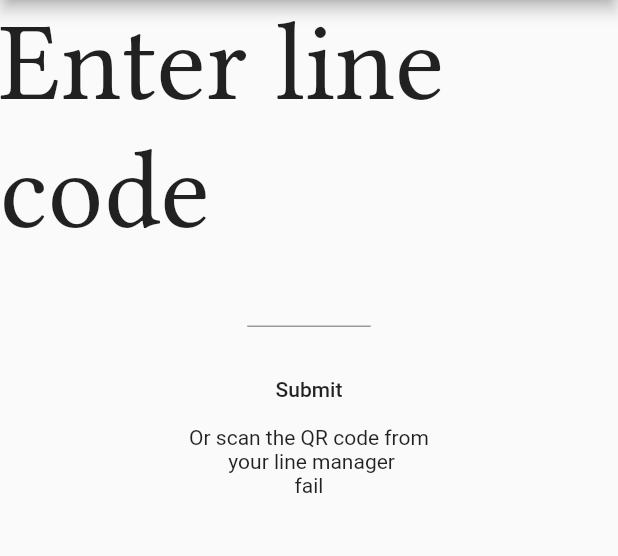
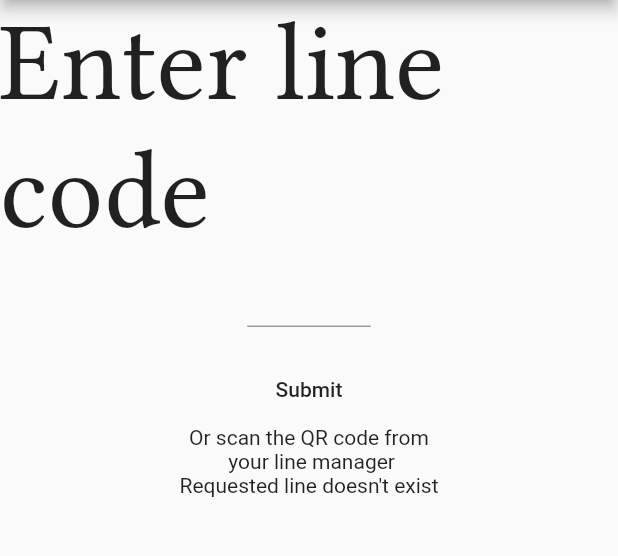
Before and after one commit to harryhannum/noline, a Flutter app: the JoinLine screen opened by its route, after a tap on "Submit", on a phone screen of 412 x 824 dp, the part 84-640 px from its top. Run offline on Flutter 3.47's test engine with Material 2 defaults, Android fonts, the phone set to English and light mode, and no system bars; our stand-ins replace cloud_firestore, firebase_core, pinput; missing offline and left inert: dart:html; accounts and stored records are empty.

Commit message:
Added Adding Document In Firestore Adapter And Implemented User Getting In Line

```diff
--- a/lib/client/clientMain.dart
+++ b/lib/client/clientMain.dart
@@ -3,6 +3,7 @@ import 'package:flutter/material.dart';
 import 'package:noLine/NoLineTextField.dart';
 import 'package:noLine/firestore_adapter.dart';
 import 'package:noLine/main.dart';
+import 'package:noLine/utils/cookie_manager.dart';
 
 class JoinLine extends StatefulWidget {
   @override
@@ -14,26 +15,48 @@ class _JoinLineState extends State<JoinLine> {
   final textController = TextEditingController();
   final firestoreAdapter = FirestoreAdapter();
 
-  String text = "loading";
+  String text = "";
 
   void handleSubmit() async
   {
-    String line_id = textController.text;
-    QuerySnapshot a = await firestoreAdapter.getCollection(line_id);
+    String lineId = textController.text;
+    QuerySnapshot lineCollection = await firestoreAdapter.getCollection(lineId);
 
-    if (a.docs.length == 0)
+    //Line Doesn't Exist
+    if (lineCollection.size == 0)
     {
       setState(() {
-        text = "fail";
+        text = "Requested line doesn't exist";
       });
       return;
     }
-    setState(() {
-    text = "success";
-    });
 
-    firestoreAdapter.updateDocument(line_id, "myname", {"name" : "raz", "phone" : 545454});
+    DocumentSnapshot lineData = await firestoreAdapter.getDocument(lineId, "line_data");
+    int lastPlaceInLine =  ++lineData.data()["lastPlaceInLine"];
 
+
+    String value = CookieManager.getCookie("userId");
+    //If User Doesn't Have A Cookie We Create A New Document And Save The Document Id As The User Id
+    if (value == "")
+    {
+      DocumentReference newUserDocument = await firestoreAdapter.addDocument(lineId, {"placeInLine" : lastPlaceInLine});
+      CookieManager.addToCookie("userId", newUserDocument.id);
+    }
+    //If The User Has An Id We Check If He's In Line
+    //If True We Continue
+    //If Not We Add Him In Last Place
+    else
+    {
+      DocumentSnapshot userData = await firestoreAdapter.getDocument(lineId, value);
+      if (userData.exists)
+      {
+        return;
+      }
+
+      await firestoreAdapter.updateDocument(lineId, value, {"placeInLine" : lastPlaceInLine});
+    }
+
+    await firestoreAdapter.updateDocument(lineId, "line_data", {"lastPlaceInLine" : lastPlaceInLine}, merge: true);
   }
 
   @override
--- a/lib/firestore_adapter.dart
+++ b/lib/firestore_adapter.dart
@@ -19,6 +19,12 @@ class FirestoreAdapter {
     return await _getFirestoreCollectionReference(collectionPath)
         .doc(documentPath)
         .get();
+  }
+
+  Future<DocumentReference> addDocument(String collectionPath, Map<String, dynamic> data) async
+  {
+    return await _getFirestoreCollectionReference(collectionPath)
+        .add(data);
   }
 
   Stream<QuerySnapshot> getTopItemsCollectionStream(
```
